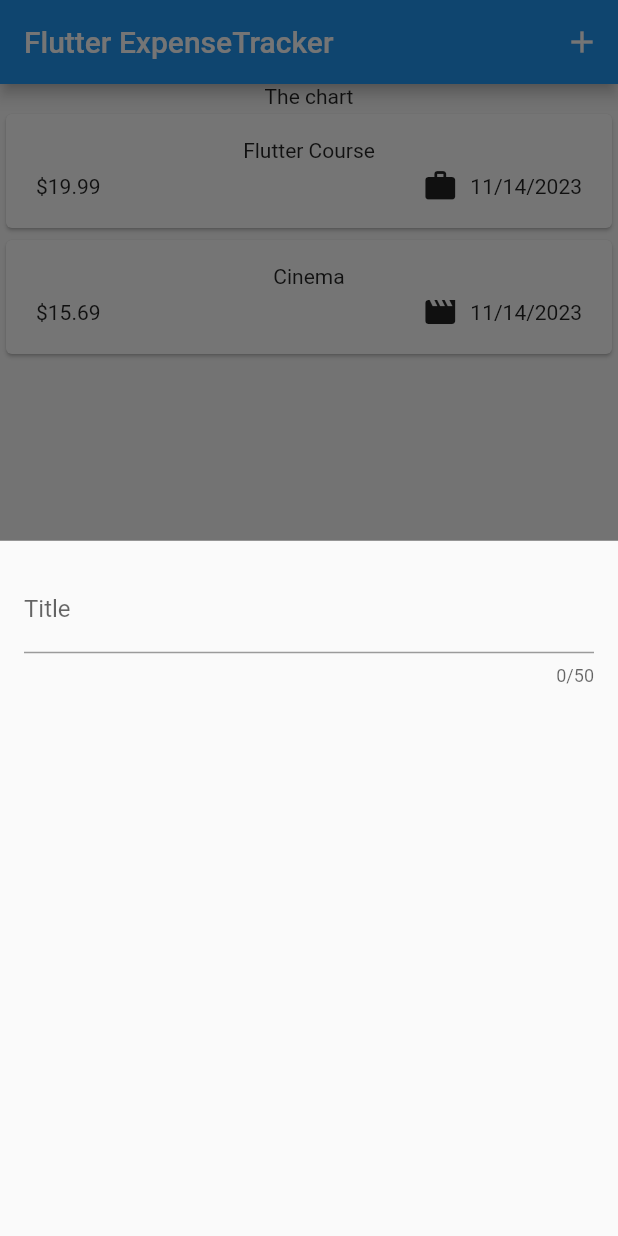
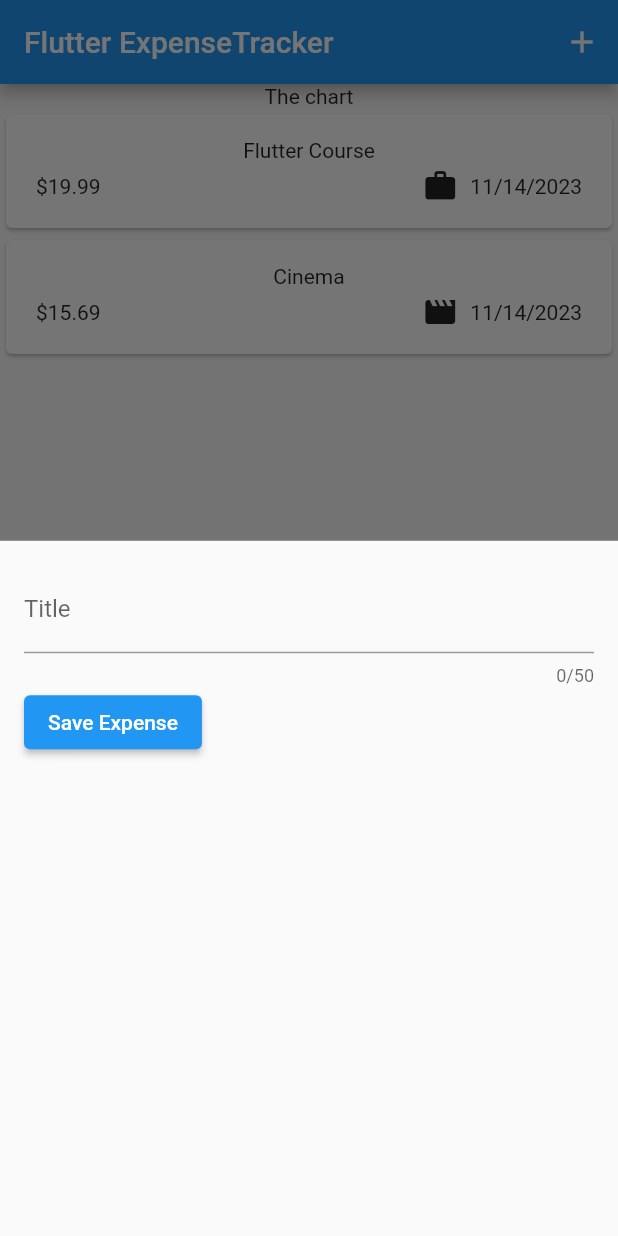
Before and after one commit to barefoot1423/expense_tracker, a Flutter app: the screen it shows after launch, after a tap on the "add" icon, on a phone screen of 412 x 824 dp. Run offline on Flutter 3.47's test engine with Material 2 defaults, Android fonts, the phone set to English and light mode, and no system bars.

Commit message:
commit lecture 108

```diff
--- a/lib/widgets/New_expense.dart
+++ b/lib/widgets/New_expense.dart
@@ -10,16 +10,35 @@ class NewExpense extends StatefulWidget {
 }
 
 class _NewExpenseState extends State<NewExpense> {
+  var _enteredTitle = '';
+
+  void _saveTitleInput(String inputValue) {
+    _enteredTitle = inputValue;
+  }
+
   @override
   Widget build(BuildContext context) {
     return Padding(
-      padding: const EdgeInsets.all(16),
+      padding: EdgeInsets.all(16),
       child: Column(
         children: [
           TextField(
+            onChanged: _saveTitleInput,
             maxLength: 50,
-            decoration: InputDecoration(label: Text('Title')),
+            decoration: const InputDecoration(
+              label: Text('Title'),
+            ),
           ),
+          Row(
+            children: [
+              ElevatedButton(
+                onPressed: () {
+                  print(_enteredTitle);
+                },
+                child: const Text('Save Expense'),
+              ),
+            ],
+          )
         ],
       ),
     );
```
